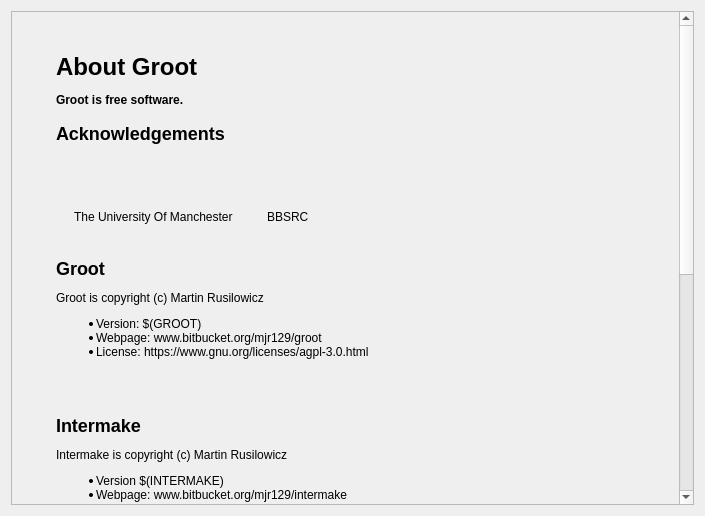
Before: the Qt Designer form groot_gui/forms/designer/frm_about_designer.ui in JMcInerneyLab/groot, drawn with Qt 5.
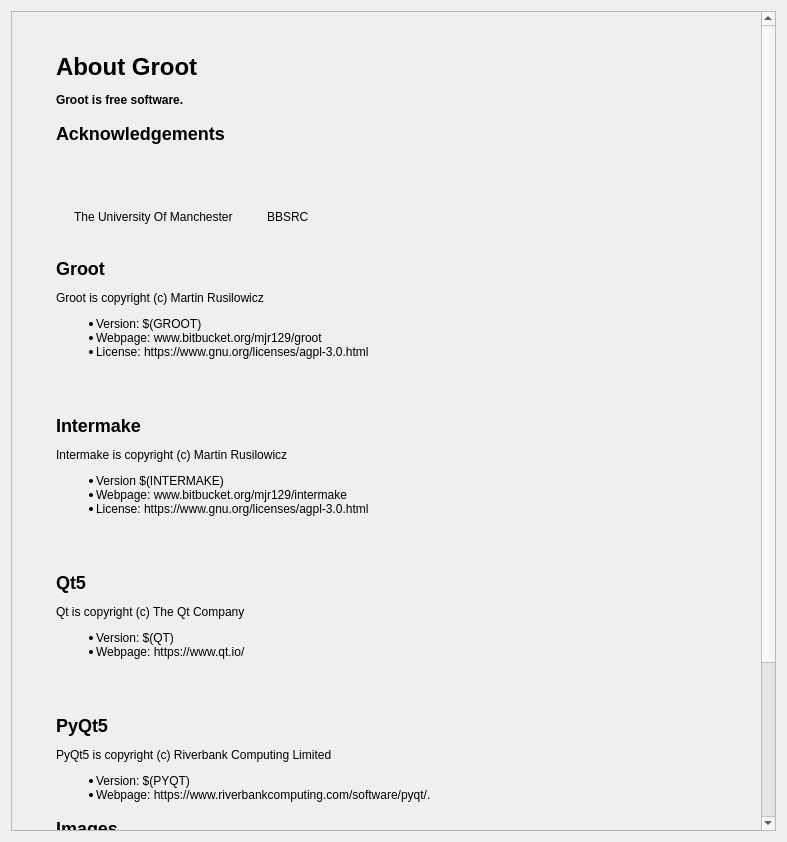
After: the same form once the commit is applied. Icons and pictures are not drawn.

Diff of the .ui file:
```diff
--- a/groot_gui/forms/designer/frm_about_designer.ui
+++ b/groot_gui/forms/designer/frm_about_designer.ui
@@ -6,8 +6,8 @@
    <rect>
     <x>0</x>
     <y>0</y>
-    <width>705</width>
-    <height>516</height>
+    <width>787</width>
+    <height>842</height>
    </rect>
   </property>
   <property name="windowTitle">
@@ -24,8 +24,8 @@
        <rect>
         <x>0</x>
         <y>0</y>
-        <width>664</width>
-        <height>1182</height>
+        <width>746</width>
+        <height>1335</height>
        </rect>
       </property>
       <layout class="QVBoxLayout" name="verticalLayout">
@@ -66,7 +66,7 @@
 &lt;li&gt;Webpage: www.bitbucket.org/mjr129/intermake&lt;/li&gt;
 &lt;li&gt;License: https://www.gnu.org/licenses/agpl-3.0.html&lt;/li&gt;
 &lt;/ul&gt;&lt;br/&gt;
-&lt;img width=&quot;96&quot; source=&quot;:/intermake/intermake_logo.png&quot;/&gt;
+&lt;img width=&quot;96&quot; source=&quot;:/intermake/intermake_logo.svg&quot;/&gt;
 
 &lt;h2&gt;Qt5&lt;/h2&gt;
 Qt is copyright (c) The Qt Company
@@ -84,12 +84,16 @@
 &lt;/ul&gt;
 
 &lt;h2&gt;Images&lt;/h2&gt;
-Images made by Freepik, Google and Good Ware from www.flaticon.com
+Images made by...
 &lt;ul&gt;
-&lt;li&gt;Webpage: https://www.flaticon.com&lt;/li&gt;
+&lt;li&gt;Good Ware&lt;/li&gt;
+&lt;li&gt;Freepik&lt;/li&gt;
+&lt;li&gt;Maxim Basinski&lt;/li&gt;
+&lt;li&gt;Those Icons&lt;/li&gt;
+&lt;li&gt;Pixel perfect&lt;/li&gt;
+&lt;li&gt;Smashicons&lt;/li&gt;
 &lt;/ul&gt;
-
-
+...from &lt;a href=&quot;https://www.flaticon.com&quot;&gt;www.flaticon.com&lt;/a&gt;
 </string>
          </property>
         </widget>
```
Left out of the diff: 2 changed lines with no effect on the pictures.
